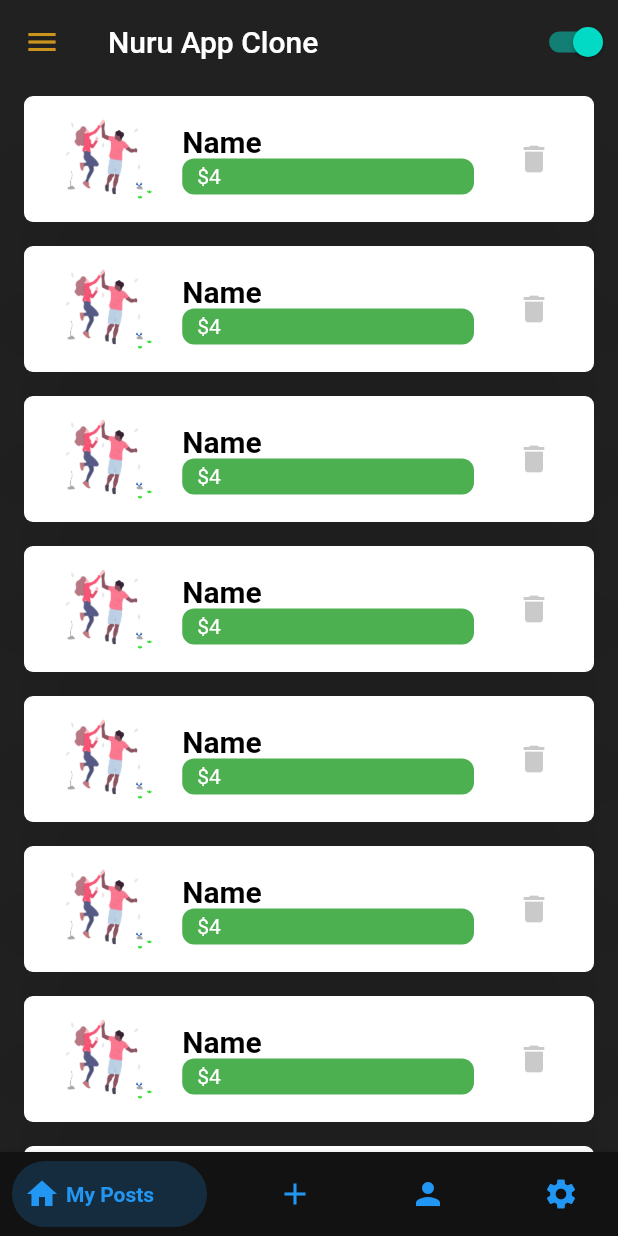
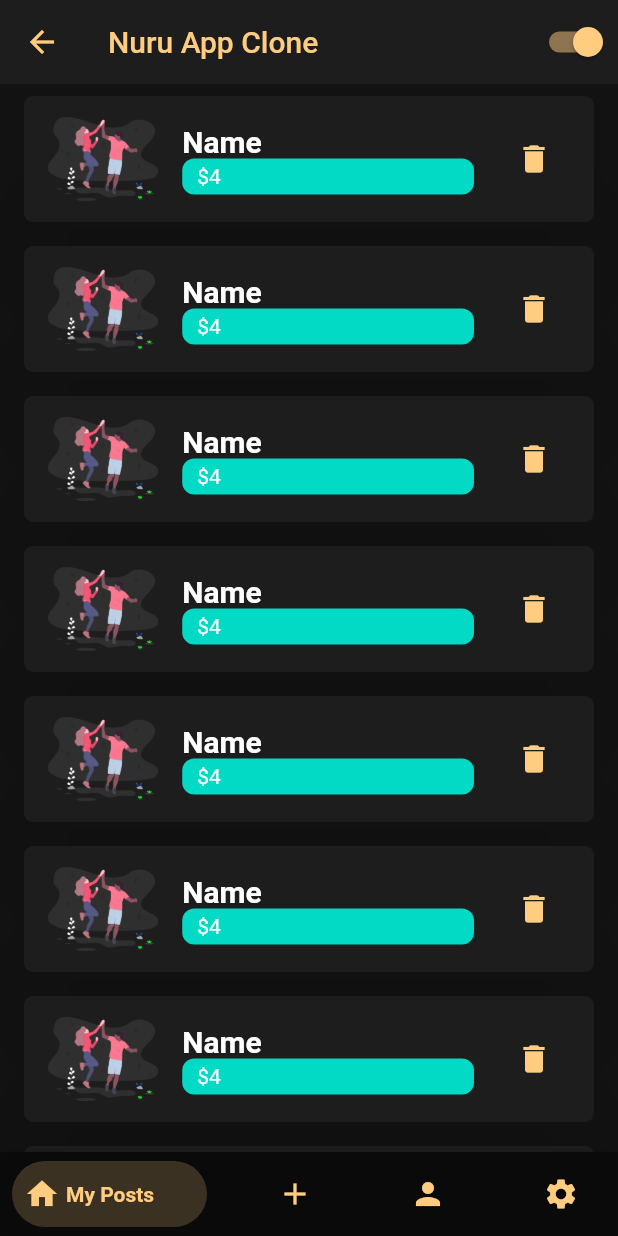
Before and after one commit to Laurent-c4/NuruAppClone, a Flutter app: the HomePage screen opened directly, on a phone screen of 412 x 824 dp. Run offline on Flutter 3.47's test engine with Material 2 defaults, Android fonts, the phone set to English and light mode, and no system bars; drawn by our look-alikes of bottom_navy_bar; our stand-ins replace firebase_auth, firebase_core, font_awesome_flutter; missing offline and left inert: loading; accounts and stored records are empty; project files that could hold a hidden picture were left out.

Commit message:
Features: Implement Theme Colors

```diff
--- a/lib/pages/home_page.dart
+++ b/lib/pages/home_page.dart
@@ -10,51 +10,6 @@ import 'package:nuru_clone_app/pages/profile_page.dart';
 import 'package:nuru_clone_app/provider/theme_provider.dart';
 
 import '../widgets/navigationbar_widget.dart';
-
-// class HomePage extends StatelessWidget {
-//   // @override
-//   // Widget build(BuildContext context) => Scaffold(
-//   //       appBar: AppBar(
-//   //         iconTheme: Theme.of(context).iconTheme,
-//   //         backgroundColor: Colors.transparent,
-//   //         leading: Icon(Icons.menu),
-//   //         title: Text(MyApp.title),
-//   //         elevation: 0,
-//   //         actions: [
-//   //           ChangeThemeButtonWidget(),
-//   //         ],
-//   //       ),
-//   //       body: ProfileWidget(),
-//   //       extendBody: true,
-//   //       bottomNavigationBar: NavigationBarWidget(),
-//   //     );
-//
-//   // @override
-//   // Widget build(BuildContext context) {
-//   //   final text = Provider.of<ThemeProvider>(context).themeMode == ThemeMode.dark
-//   //       ? 'This is a demonstration of Dark Theme'
-//   //       : 'This is a demonstration of Light Theme';
-//   //
-//   //   return Scaffold(
-//   //     appBar: AppBar(
-//   //       backgroundColor: Colors.orange,
-//   //       title: Text(MyApp.title),
-//   //       actions: [
-//   //         ChangeThemeButtonWidget(),
-//   //       ],
-//   //     ),
-//   //     body: Center(
-//   //       child: Text(
-//   //         'Hello $text!',
-//   //         style: TextStyle(
-//   //           fontSize: 32,
-//   //           fontWeight: FontWeight.bold,
-//   //         ),
-//   //       ),
-//   //     ),
-//   //   );
-//   // }
-// }
 
 class HomePage extends StatefulWidget {
   @override
@@ -82,9 +37,13 @@ class _HomePageState extends State<HomePage> {
     return Scaffold(
       appBar: AppBar(
           iconTheme: Theme.of(context).iconTheme,
-          backgroundColor: Colors.transparent,
-          leading: Icon(Icons.menu),
-          title: Text(MyApp.title),
+          backgroundColor: Provider.of<ThemeProvider>(context).themeMode == ThemeMode.dark
+              ? Theme.of(context).disabledColor
+              : Theme.of(context).primaryColor,
+          // leading: Icon(Icons.menu),
+          title: Text(MyApp.title, style: TextStyle(color: Provider.of<ThemeProvider>(context).themeMode == ThemeMode.dark
+              ? Theme.of(context).primaryColor
+              : Colors.black,),),
           elevation: 0,
           actions: [
             ChangeThemeButtonWidget(),
@@ -105,6 +64,7 @@ class _HomePageState extends State<HomePage> {
         ),
       ),
       bottomNavigationBar: BottomNavyBar(
+        backgroundColor: Theme.of(context).bottomAppBarColor,
         selectedIndex: _currentIndex,
         onItemSelected: (index) {
           setState(() => _currentIndex = index);
@@ -113,19 +73,19 @@ class _HomePageState extends State<HomePage> {
         items: <BottomNavyBarItem>[
           BottomNavyBarItem(
               title: Text('My Posts'),
-              icon: Icon(Icons.home)
+              icon: Icon(Icons.home),activeColor: Theme.of(context).primaryColor
           ),
           BottomNavyBarItem(
               title: Text('New Post'),
-              icon: Icon(Icons.add)
+              icon: Icon(Icons.add),activeColor: Theme.of(context).primaryColor
           ),
           BottomNavyBarItem(
               title: Text('Profile'),
-              icon: Icon(Icons.person)
+              icon: Icon(Icons.person),activeColor: Theme.of(context).primaryColor
           ),
           BottomNavyBarItem(
               title: Text('Settings'),
-              icon: Icon(Icons.settings)
+              icon: Icon(Icons.settings),activeColor: Theme.of(context).primaryColor
           ),
         ],
       ),
--- a/lib/pages/posts_page.dart
+++ b/lib/pages/posts_page.dart
@@ -5,7 +5,7 @@ import 'package:nuru_clone_app/model/post.dart';
 import 'package:nuru_clone_app/widgets/post_item.dart';
 
 class PostsPage extends StatelessWidget {
-   List<Post> items = posts;
+  List<Post> items = posts;
 
   PostsPage({Key key}) : super(key: key);
 
@@ -14,7 +14,7 @@ class PostsPage extends StatelessWidget {
     final title = 'Long List';
 
     return ListView.builder(
-      itemCount: items!=null? items.length:0,
+      itemCount: items != null ? items.length : 0,
       itemBuilder: (context, index) {
         return PostItem(items[index]);
       },
--- a/lib/provider/theme_provider.dart
+++ b/lib/provider/theme_provider.dart
@@ -23,17 +23,22 @@ class AppThemes {
   const AppThemes();
 
   static final darkTheme = ThemeData(
-    scaffoldBackgroundColor: Colors.grey.shade900,
-    primaryColor: Colors.black,
+    scaffoldBackgroundColor: Color(0xFF121212),
+    primaryColor: Colors.orange[200],
+    accentColor: Colors.purple[200],
+    disabledColor: Color(0xFF1D1D1D),
     colorScheme: ColorScheme.dark(),
-    iconTheme: IconThemeData(color: Color(0xFFF6B21A), opacity: 0.8),
+    iconTheme: IconThemeData(color:Colors.orange[200]),
+    bottomAppBarColor: Colors.black38
   );
 
   static final lightTheme = ThemeData(
-    scaffoldBackgroundColor: Colors.white,
-    primaryColor: Colors.white,
+    scaffoldBackgroundColor: Color(0xFFE5E5E5),
+    primaryColor: Color(0xFFF6B21A),
     colorScheme: ColorScheme.light(),
-    iconTheme: IconThemeData(color: Color(0xFFF6B21A), opacity: 0.8),
+    disabledColor: Colors.white,
+    iconTheme: IconThemeData(color: Color(0xFFF6B21A)),
+    bottomAppBarColor: Colors.white60
   );
 
   static const Color loginGradientStart = Color(0xFFfbab66);
--- a/lib/widgets/change_theme_button_widget.dart
+++ b/lib/widgets/change_theme_button_widget.dart
@@ -8,6 +8,7 @@ class ChangeThemeButtonWidget extends StatelessWidget {
     final themeProvider = Provider.of<ThemeProvider>(context);
 
     return Switch.adaptive(
+      activeColor: Theme.of(context).primaryColor,
       value: themeProvider.isDarkMode,
       onChanged: (value) {
         final provider = Provider.of<ThemeProvider>(context, listen: false);
--- a/lib/widgets/post_item.dart
+++ b/lib/widgets/post_item.dart
@@ -16,7 +16,7 @@ class PostItem extends StatelessWidget
         (
         elevation: 30.0,
         shadowColor: Colors.black54,
-        color: Colors.white,
+        color: Theme.of(context).disabledColor,
         borderRadius: new BorderRadius.circular(6.0),
         child: new Padding
           (
@@ -25,10 +25,10 @@ class PostItem extends StatelessWidget
             (
             // leading: new Image.asset('res/${post.postImg}'),
             leading: new Image.asset('assets/img/login_logo.png'),
-            title: new Text(post.postName, style: new TextStyle(color: Colors.black, fontWeight: FontWeight.w700, fontSize: 20.0)),
+            title: new Text(post.postName, style: new TextStyle(fontWeight: FontWeight.w700, fontSize: 20.0)),
             subtitle: new Material
               (
-              color: Colors.green,
+              color: Theme.of(context).accentColor,
               borderRadius: new BorderRadius.circular(8.0),
               child: new Container
                 (
@@ -38,13 +38,13 @@ class PostItem extends StatelessWidget
                     post.price - post.price.truncate() > 0
                         ? '\$${post.price.toStringAsFixed(2)}'
                         : '\$${post.price.truncate()}',
-                    style: new TextStyle(color: Colors.white)),
+                   ),
               ),
             ),
             trailing: new IconButton
               (
               onPressed: () {},
-              icon: new Icon(Icons.delete, color: Colors.black26),
+              icon: new Icon(Icons.delete, color: Theme.of(context).primaryColor),
             ),
           ),
         ),
```
